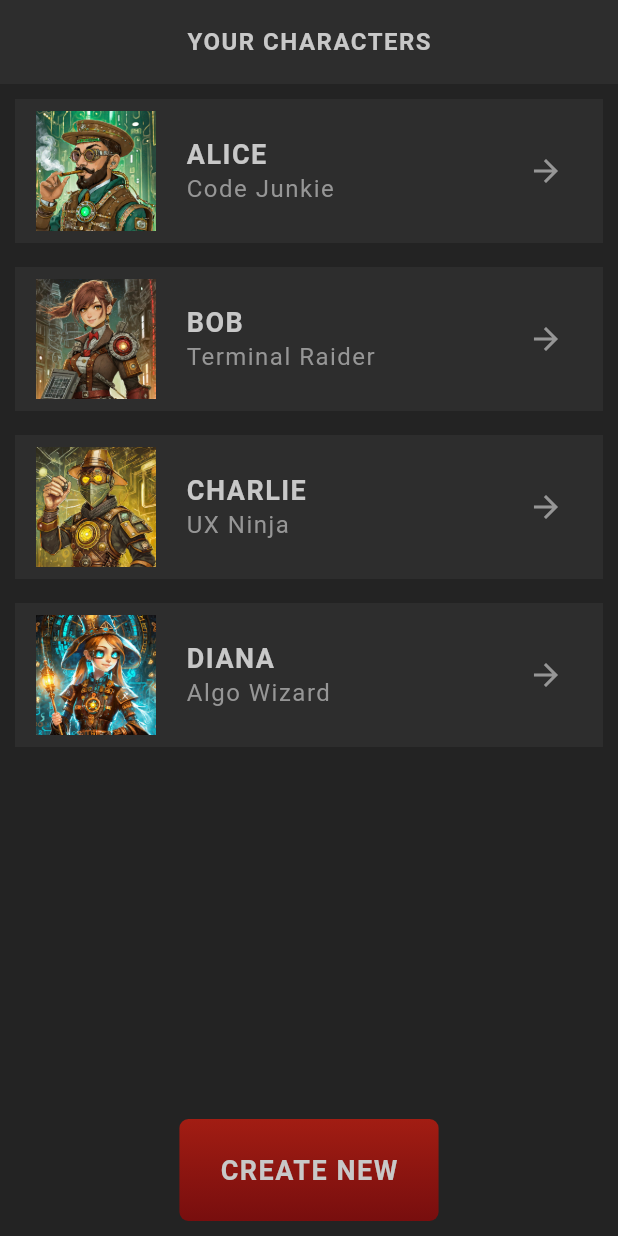
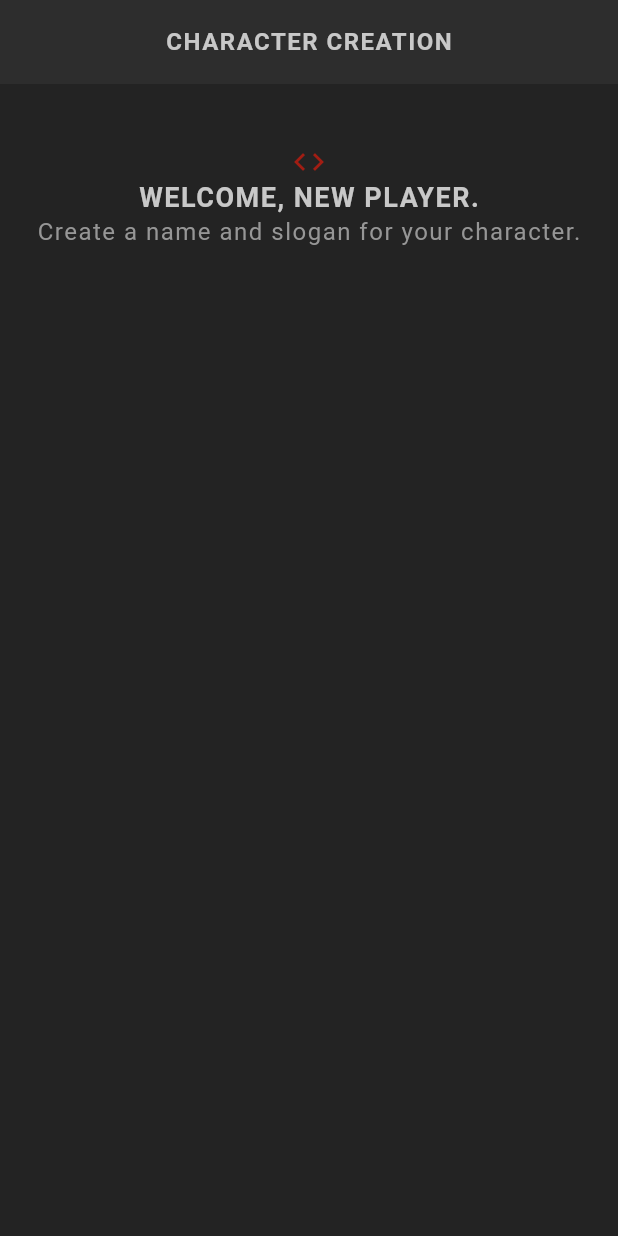
Before and after one commit to Hash001001/flutter_rpg, a Flutter app: the screen it shows after launch, on a phone screen of 412 x 824 dp. Run offline on Flutter 3.47's test engine with Material 3 defaults, Android fonts, the phone set to English and light mode, and no system bars; our stand-ins replace google_fonts; missing offline and left inert: dart:ffi; Roboto replaces fonts that are missing (Kanit).

Commit message:
- Create screen implementation start

```diff
--- a/lib/main.dart
+++ b/lib/main.dart
@@ -1,10 +1,11 @@
 import 'package:flutter/material.dart';
+import 'package:flutter_learning_projects/screens/create/create.dart';
 import 'package:flutter_learning_projects/screens/home/home.dart';
 import 'package:flutter_learning_projects/theme.dart';
 
 void main() {
   runApp(MaterialApp(
     theme: primaryTheme,
-    home: Home(),
+    home: Create(),
   ));
 }
--- /dev/null
+++ b/lib/screens/create/create.dart
@@ -0,0 +1,39 @@
+import 'package:flutter/material.dart';
+import 'package:flutter_learning_projects/theme.dart';
+
+import '../../shared/text_style.dart';
+
+class Create extends StatefulWidget {
+  const Create({super.key});
+
+  @override
+  State<Create> createState() => _CreateState();
+}
+
+class _CreateState extends State<Create> {
+  @override
+  Widget build(BuildContext context) {
+    return Scaffold(
+      appBar: AppBar(title: TitleText(text: "Character Creation"), centerTitle: true),
+      body: Container(
+        padding: EdgeInsets.symmetric(horizontal: 20, vertical: 40),
+        child: Column(
+          children: [
+
+            Center(
+              child: Icon(Icons.code,
+              color: AppColor.primaryColor,),
+            ),
+
+            HeadlineText(text: "Welcome, New Player."),
+            StyledText(text: "Create a name and slogan for your character."),
+
+            SizedBox(
+              height: 50,
+            )
+          ],
+        ),
+      ),
+    );
+  }
+}
```
